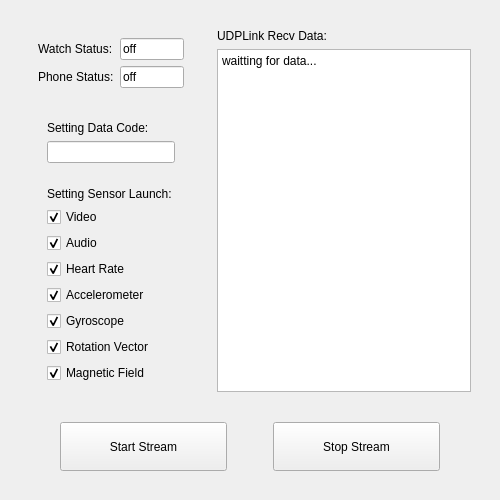
First picture: the form in View/MainView.ui, repository 21kchen1/SensorStreamer_Service, before the edit.
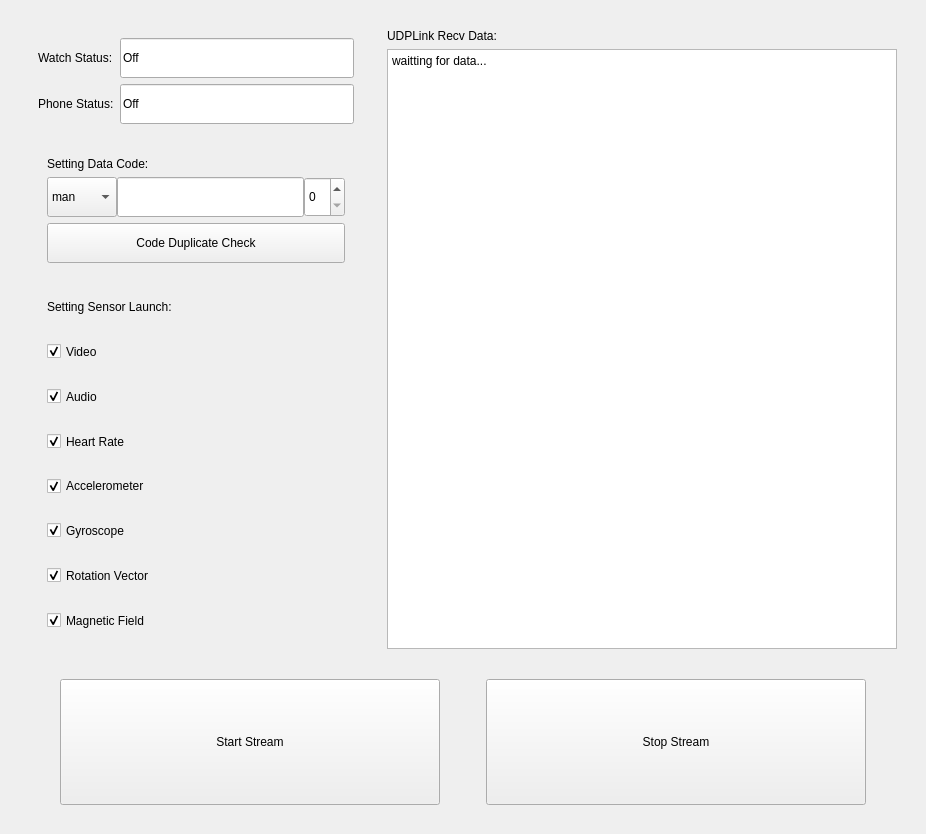
Second picture: the form after the edit.

Patch:
```diff
--- a/View/MainView.ui
+++ b/View/MainView.ui
@@ -6,8 +6,8 @@
    <rect>
     <x>0</x>
     <y>0</y>
-    <width>500</width>
-    <height>500</height>
+    <width>926</width>
+    <height>834</height>
    </rect>
   </property>
   <property name="sizePolicy">
@@ -127,13 +127,77 @@
                 </widget>
                </item>
                <item>
-                <widget class="QLineEdit" name="codeSetEdit">
+                <widget class="QWidget" name="codeSettingWidget" native="true">
+                 <layout class="QHBoxLayout" name="horizontalLayout">
+                  <property name="spacing">
+                   <number>0</number>
+                  </property>
+                  <property name="leftMargin">
+                   <number>0</number>
+                  </property>
+                  <property name="topMargin">
+                   <number>0</number>
+                  </property>
+                  <property name="rightMargin">
+                   <number>0</number>
+                  </property>
+                  <property name="bottomMargin">
+                   <number>0</number>
+                  </property>
+                  <item>
+                   <widget class="QComboBox" name="codeGenderBox">
+                    <property name="sizePolicy">
+                     <sizepolicy hsizetype="Preferred" vsizetype="Expanding">
+                      <horstretch>0</horstretch>
+                      <verstretch>0</verstretch>
+                     </sizepolicy>
+                    </property>
+                    <item>
+                     <property name="text">
+                      <string>man</string>
+                     </property>
+                    </item>
+                    <item>
+                     <property name="text">
+                      <string>women</string>
+                     </property>
+                    </item>
+                   </widget>
+                  </item>
+                  <item>
+                   <widget class="QLineEdit" name="codeNameEdit">
+                    <property name="sizePolicy">
+                     <sizepolicy hsizetype="Expanding" vsizetype="Expanding">
+                      <horstretch>0</horstretch>
+                      <verstretch>0</verstretch>
+                     </sizepolicy>
+                    </property>
+                   </widget>
+                  </item>
+                  <item>
+                   <widget class="QSpinBox" name="codeNumSpinBox">
+                    <property name="sizePolicy">
+                     <sizepolicy hsizetype="Preferred" vsizetype="Expanding">
+                      <horstretch>0</horstretch>
+                      <verstretch>0</verstretch>
+                     </sizepolicy>
+                    </property>
+                   </widget>
+                  </item>
+                 </layout>
+                </widget>
+               </item>
+               <item>
+                <widget class="QPushButton" name="duplicateCheckButton">
                  <property name="sizePolicy">
-                  <sizepolicy hsizetype="Expanding" vsizetype="Expanding">
+                  <sizepolicy hsizetype="Preferred" vsizetype="Expanding">
                    <horstretch>0</horstretch>
                    <verstretch>0</verstretch>
                   </sizepolicy>
                  </property>
+                 <property name="text">
+                  <string>Code Duplicate Check</string>
+                 </property>
                 </widget>
                </item>
               </layout>
@@ -144,7 +208,7 @@
               <property name="sizePolicy">
                <sizepolicy hsizetype="Preferred" vsizetype="Preferred">
                 <horstretch>0</horstretch>
-                <verstretch>6</verstretch>
+                <verstretch>3</verstretch>
                </sizepolicy>
               </property>
               <layout class="QVBoxLayout" name="verticalLayout_4">
@@ -297,7 +361,7 @@
                </sizepolicy>
               </property>
               <property name="text">
-               <string>off</string>
+               <string>Off</string>
               </property>
               <property name="readOnly">
                <bool>true</bool>
@@ -313,7 +377,7 @@
                </sizepolicy>
               </property>
               <property name="text">
-               <string>off</string>
+               <string>Off</string>
               </property>
               <property name="readOnly">
                <bool>true</bool>
```
Left out of the diff: 2 changed lines with no effect on the pictures.
